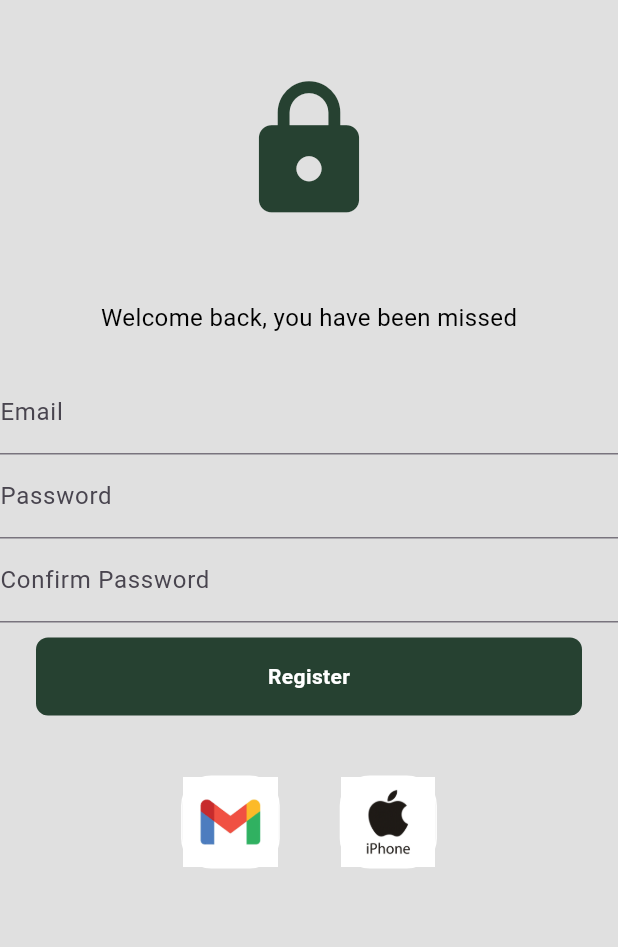
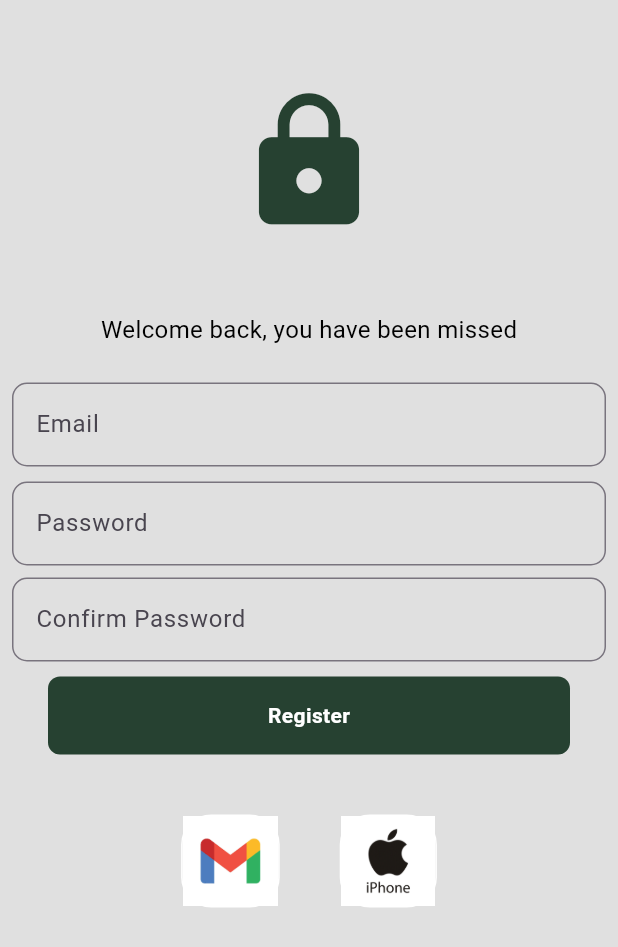
Before and after one commit to AsmaaEltalawy/mychatapp, a Flutter app: the RegisterScreen screen opened by its route, on a phone screen of 412 x 824 dp. Shown: the top 947 px of the screen. Run offline on Flutter 3.47's test engine with Material 3 defaults, Android fonts, the phone set to English and light mode, and no system bars; our stand-ins replace animated_splash_screen, cloud_firestore, firebase_auth, firebase_core; accounts and stored records are empty.

```diff
--- a/lib/main.dart
+++ b/lib/main.dart
@@ -9,6 +9,7 @@ import 'package:mychatapp/screens/register_screen.dart';
 import 'firebase_options.dart';
 
 void main() async {
+
   WidgetsFlutterBinding.ensureInitialized();
   await Firebase.initializeApp(
     options: DefaultFirebaseOptions.currentPlatform,
--- a/lib/screens/register_screen.dart
+++ b/lib/screens/register_screen.dart
@@ -42,7 +42,6 @@ class RegisterScreen extends StatelessWidget {
         context,
         MaterialPageRoute(builder: (context) => LoginScreen()),
       );
-
     } catch (error) {
       // Close loading dialog if an error occurs
       Navigator.pop(context);
@@ -62,6 +61,8 @@ class RegisterScreen extends StatelessWidget {
         child: SafeArea(
           child: Form(
             key: _formKey,
+            child: Padding(
+              padding: const EdgeInsets.all(8.0),
               child: Column(
                 crossAxisAlignment: CrossAxisAlignment.center,
                 children: [
@@ -77,7 +78,14 @@ class RegisterScreen extends StatelessWidget {
                   // Email TextField
                   TextFormField(
                     controller: emailController,
-                  decoration: InputDecoration(labelText: 'Email'),
+                    decoration: InputDecoration(
+                        labelText: 'Email',
+                        border: OutlineInputBorder(
+                          borderSide: BorderSide(color: Colors.grey),
+                          borderRadius: BorderRadius.circular(10),
+                        ),
+                        focusedBorder: OutlineInputBorder(
+                            borderSide: BorderSide(color: Color(0xFF264131)))),
                     validator: (value) {
                       if (value == null || value.trim().isEmpty) {
                         return "Email cannot be empty!";
@@ -88,11 +96,20 @@ class RegisterScreen extends StatelessWidget {
                       return null;
                     },
                   ),
-
+                  SizedBox(
+                    height: 10,
+                  ),
                   // Password TextField
                   TextFormField(
                     controller: passController,
-                  decoration: InputDecoration(labelText: 'Password'),
+                    decoration: InputDecoration(
+                        labelText: 'Password',
+                        border: OutlineInputBorder(
+                          borderSide: BorderSide(color: Colors.grey),
+                          borderRadius: BorderRadius.circular(10),
+                        ),
+                        focusedBorder: OutlineInputBorder(
+                            borderSide: BorderSide(color: Color(0xFF264131)))),
                     obscureText: true,
                     validator: (value) {
                       if (value == null || value.trim().isEmpty) {
@@ -104,11 +121,20 @@ class RegisterScreen extends StatelessWidget {
                       return null;
                     },
                   ),
-
+                  SizedBox(
+                    height: 8,
+                  ),
                   // Confirm Password TextField
                   TextFormField(
                     controller: confirmPassController,
-                  decoration: InputDecoration(labelText: 'Confirm Password'),
+                    decoration: InputDecoration(
+                        labelText: 'Confirm Password',
+                        border: OutlineInputBorder(
+                          borderSide: BorderSide(color: Colors.grey),
+                          borderRadius: BorderRadius.circular(10),
+                        ),
+                        focusedBorder: OutlineInputBorder(
+                            borderSide: BorderSide(color: Color(0xFF264131)))),
                     obscureText: true,
                     validator: (value) {
                       if (value == null || value.trim().isEmpty) {
@@ -150,6 +176,7 @@ class RegisterScreen extends StatelessWidget {
             ),
           ),
         ),
+      ),
     );
   }
 }
```
Also changed, not shown: lib/screens/chat_screen.dart (+23 -7 lines), lib/screens/login_screen.dart (+5 -3 lines), lib/services/auth_services.dart (+15 -0 lines), lib/services/firestore_services.dart (added, +17 -0 lines), lib/wedgets/my_message.dart (+37 -2 lines), lib/firebase_options.dart, pubspec.lock. Lines whose indentation alone changed are shown as unchanged.
